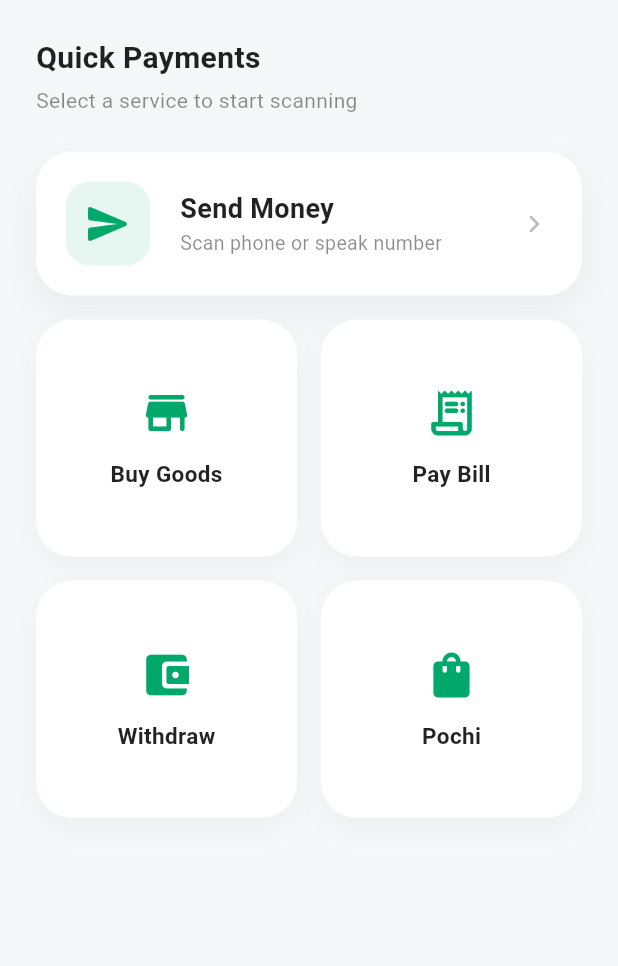
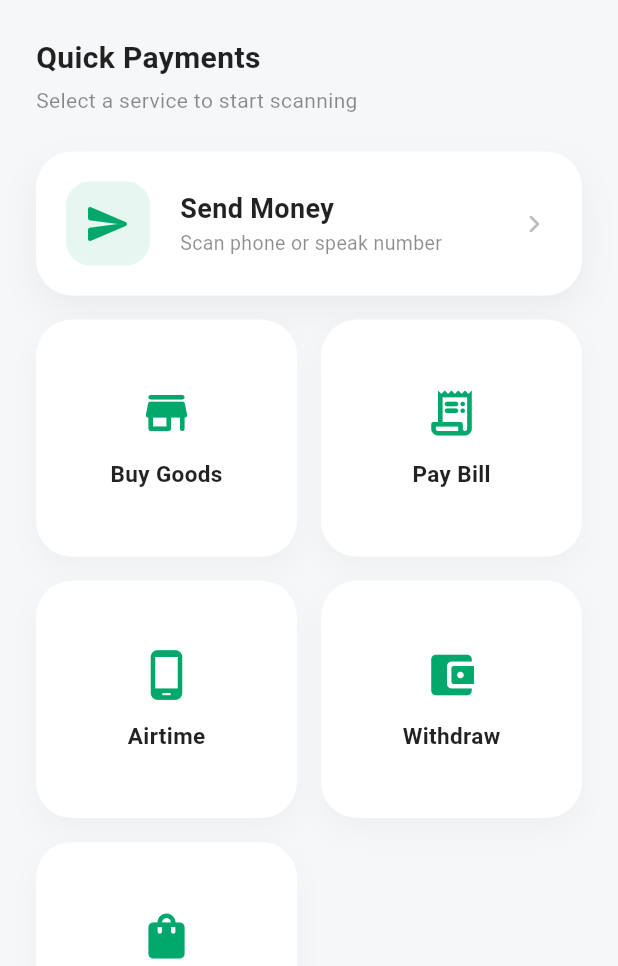
Before and after one commit to genius-frank/SKANIPAY, a Flutter app: the screen it shows after launch, on a phone screen of 412 x 824 dp, the part 270-1236 px from its top. Run offline on Flutter 3.47's test engine with Material 3 defaults, Android fonts, the light colour scheme and no system bars; our stand-ins replace camera, image_picker, permission_handler, speech_to_text; missing offline and left inert: fast_contacts, google_mlkit_text_recognition.

Commit message:
Final Hero updates: Added Buy Airtime, updated USSD codes, and fixed Cancel navigation

```diff
--- a/lib/main.dart
+++ b/lib/main.dart
@@ -133,6 +133,11 @@ class HomeScreen extends StatelessWidget {
                         onTap: () => Navigator.push(context, MaterialPageRoute(builder: (context) => const ScannerScreen(serviceType: 'Pay Bill'))),
                       ),
                       GridServiceCard(
+                        icon: Icons.phone_android_rounded,
+                        label: 'Airtime',
+                        onTap: () => Navigator.push(context, MaterialPageRoute(builder: (context) => const ScannerScreen(serviceType: 'Buy Airtime'))),
+                      ),
+                      GridServiceCard(
                         icon: Icons.account_balance_wallet_rounded,
                         label: 'Withdraw',
                         onTap: () => Navigator.push(context, MaterialPageRoute(builder: (context) => const ScannerScreen(serviceType: 'Withdraw Cash'))),
```
Also changed, not shown: lib/confirm_screen.dart (+9 -4 lines), 1 other file.
